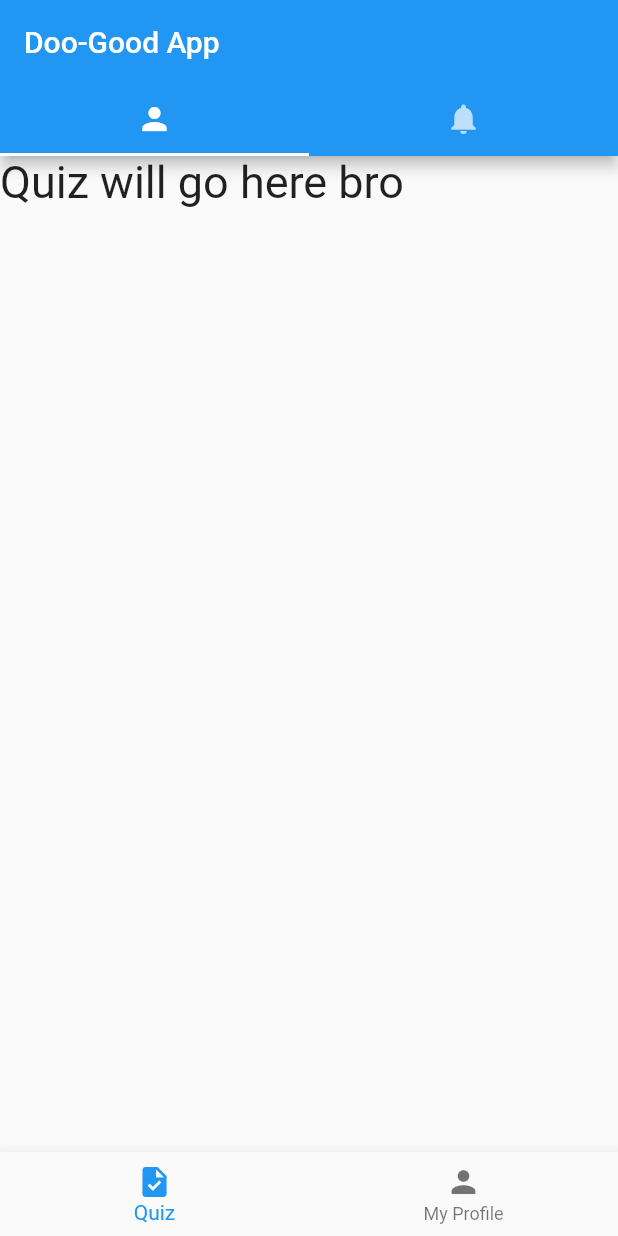
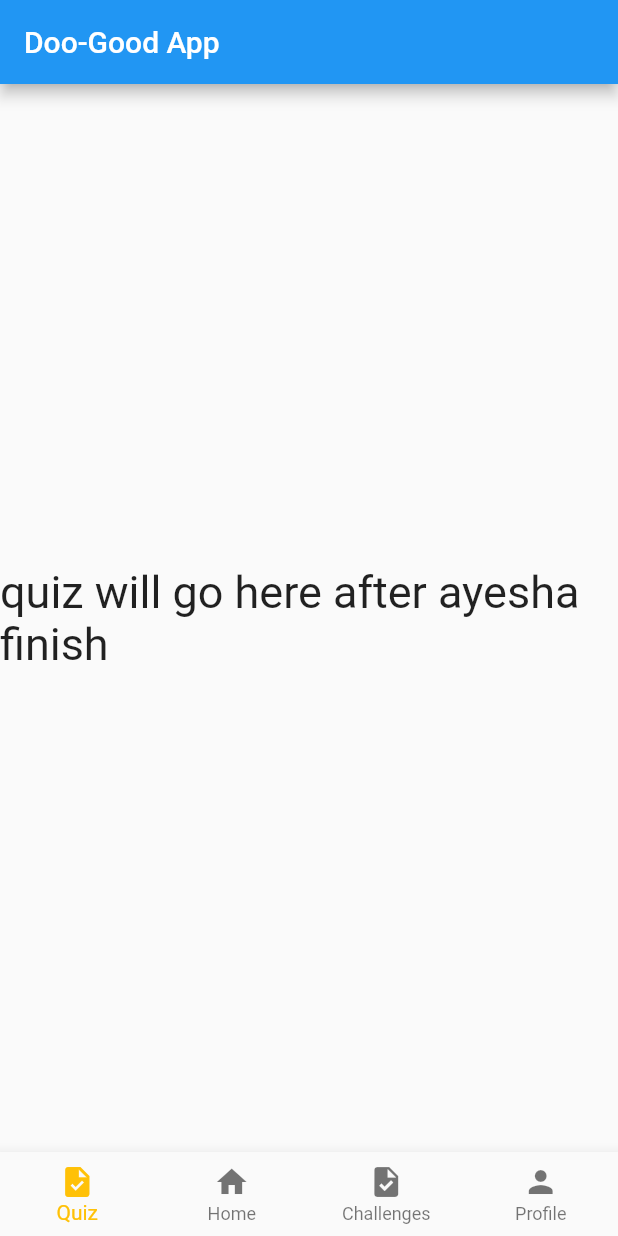
Before and after one commit to eriksoriano/forgood, a Flutter app: the screen it shows after launch, on a phone screen of 412 x 824 dp. Run offline on Flutter 3.47's test engine with Material 2 defaults, Android fonts, the phone set to English and light mode, and no system bars; missing offline and left inert: dart:ffi.

Commit message:
all good

```diff
--- a/lib/main.dart
+++ b/lib/main.dart
@@ -110,6 +110,7 @@ class _MyHomePageState extends State<MyHomePage> {
 // **************************************************************************
   // these are GLOBAL variables  to for the four main challenge rings
   // **************************************************************************
+  int _counter = 0;
 
   int _selectedTabIndex = 0;
   double _pickup = 0.0;
@@ -128,11 +129,16 @@ class _MyHomePageState extends State<MyHomePage> {
     });
   }
 
-  // void _incrementCounter() {
-  //   setState(() {
-  //     progress = progress + 1;
-  //   });
-  // }
+  void _incrementCounter() {
+    setState(() {
+      // This call to setState tells the Flutter framework that something has
+      // changed in this State, which causes it to rerun the build method below
+      // so that the display can reflect the updated values. If we changed
+      // _counter without calling setState(), then the build method would not be
+      // called again, and so nothing would appear to happen.
+      _counter++;
+    });
+  }
 
 // **************************************************************************
   // widget below is for the 4 main rings profile
@@ -476,14 +482,17 @@ class _MyHomePageState extends State<MyHomePage> {
   Widget _selectTab() {
     switch (_selectedTabIndex) {
       case 0:
-        return Text("Quiz will go here bro", style: TextStyle(fontSize: 30));
+        return Text("quiz will go here after ayesha finish",
+            style: TextStyle(fontSize: 30));
       case 1:
         return _profileScreen();
-      // case 2:
-      //   return Text("Other content will go here once we realize what it is",
-      //       style: TextStyle(fontSize: 30));
+      case 2:
+        return _listofOpportunities();
+      case 3:
+        return Text("Other content will go here once we realize what it is",
+            style: TextStyle(fontSize: 30));
       default:
-        return const Center(child: Icon(Icons.home, size: 200));
+        return const Center(child: Icon(Icons.home, size: 20));
     }
   }
   // widget that changes tabs and each case is a screen (containing their own widget)
@@ -496,23 +505,38 @@ class _MyHomePageState extends State<MyHomePage> {
   @override
   Widget build(BuildContext context) {
     // final size = 80.0;
-    return MaterialApp(
-      home: DefaultTabController(
-        length: 2,
-        child: Scaffold(
+    return Scaffold(
       appBar: AppBar(
         title: Text("Doo-Good App"),
-            bottom: TabBar(
-              tabs: [
-                Tab(icon: Icon(Icons.person)),
-                Tab(icon: Icon(Icons.notifications)),
-              ],
       ),
-          ),
-          body: TabBarView(
-            children: [_selectTab(), _listofOpportunities()],
+      body: Center(
+        child: _selectTab(),
+        // child: Column(
+        //   mainAxisAlignment: MainAxisAlignment.end,
+        //   children: [
+        //     Row(
+        //       mainAxisAlignment: MainAxisAlignment.end,
+        //       children: [
+        //         FloatingActionButton(
+        //           onPressed: _incrementCounter,
+        //           tooltip: 'Increment',
+        //           child: const Icon(
+        //             Icons.info_outline_rounded,
+        //             size: 50,
+        //           ),
+        //         ),
+        //       ],
+        //     ),
+        //     SizedBox(
+        //       height: 40,
+        //     ),
+        //   ],
+        // ),
       ),
       bottomNavigationBar: BottomNavigationBar(
+        type: BottomNavigationBarType.fixed,
+        // backgroundColor: Colors.black,
+        fixedColor: Colors.amber,
         currentIndex: _selectedTabIndex,
         onTap: _onItemTapped,
         items: const [
@@ -521,16 +545,18 @@ class _MyHomePageState extends State<MyHomePage> {
             label: 'Quiz',
           ),
           BottomNavigationBarItem(
+            icon: Icon(Icons.home),
+            label: 'Home',
+          ),
+          BottomNavigationBarItem(
+            icon: Icon(Icons.task),
+            label: 'Challenges',
+          ),
+          BottomNavigationBarItem(
             icon: Icon(Icons.person),
-                label: 'My Profile',
+            label: 'Profile',
           ),
-              // BottomNavigationBarItem(
-              //   icon: Icon(Icons.task),
-              //   label: 'Volunteer',
-              // ),
         ],
-          ),
-        ),
       ),
     );
   }
```
Lines whose indentation alone changed are shown as unchanged.
